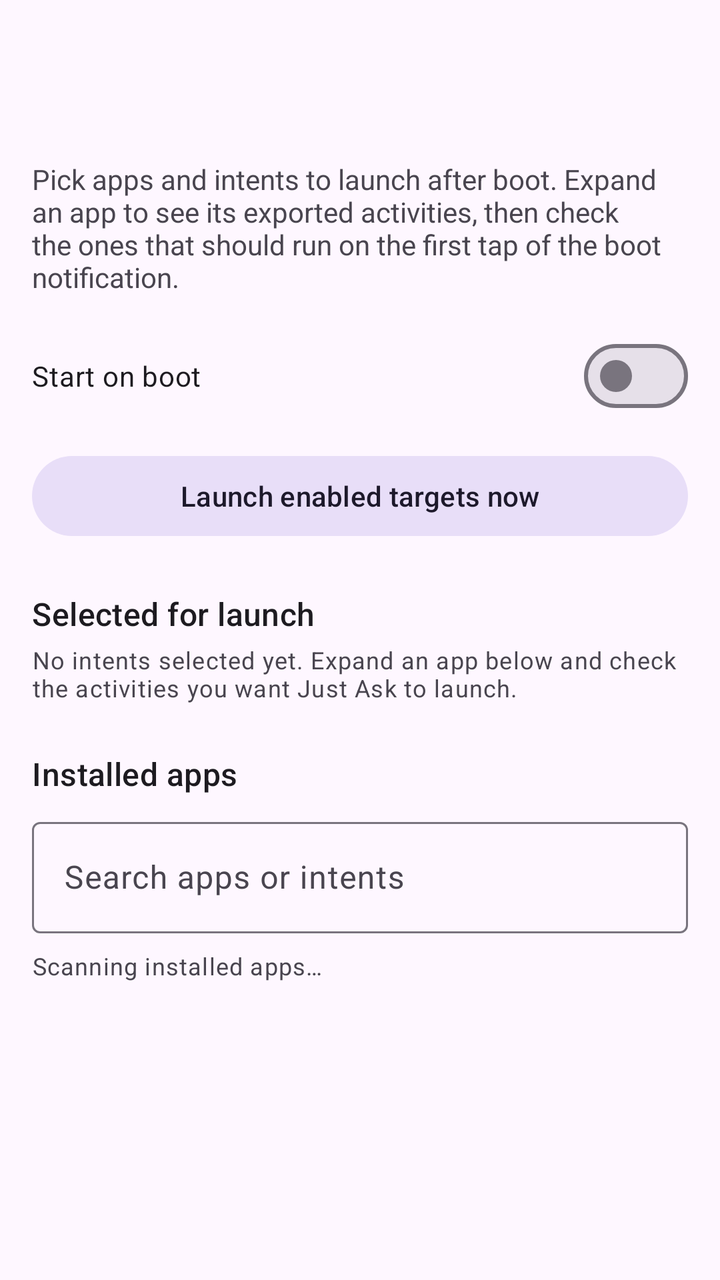
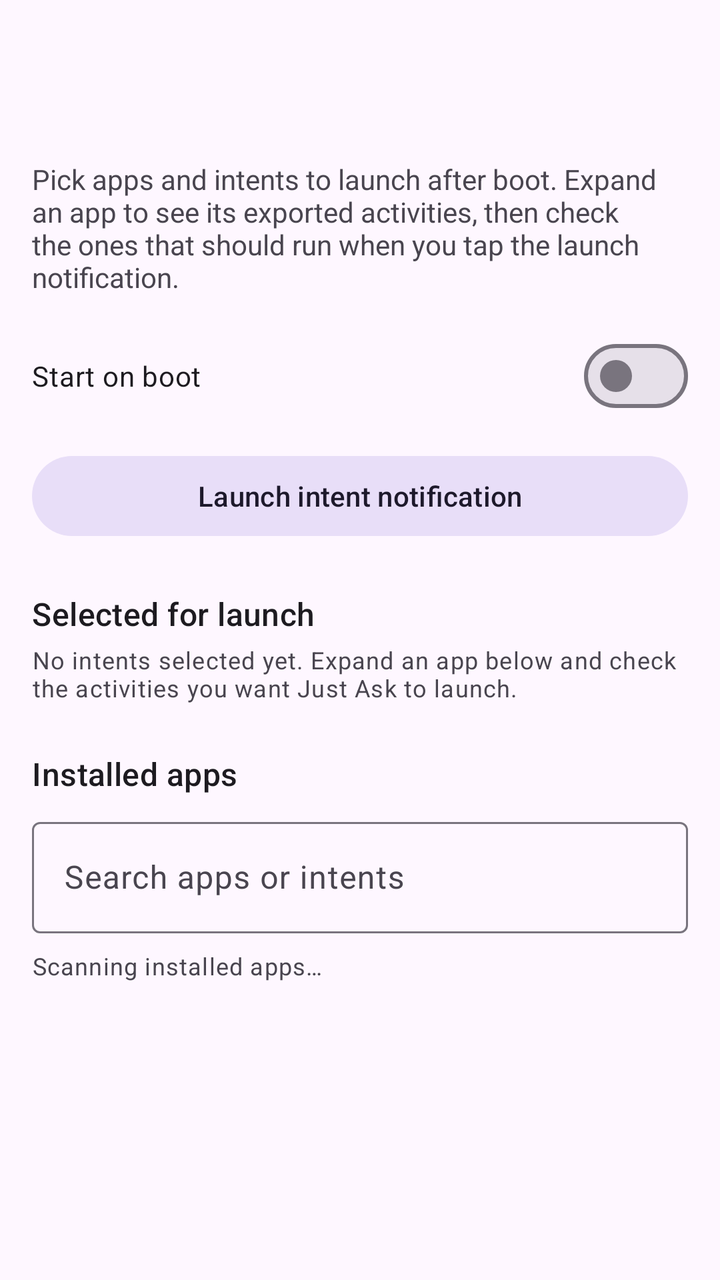

Before-and-after screenshots of an Android layout around one commit, followed by the original layout XML and the change that was made.
<!-- AndroidManifest.xml: application theme Theme.JustAsk -->
<!-- res/layout/activity_main.xml -->
<?xml version="1.0" encoding="utf-8"?>
<androidx.coordinatorlayout.widget.CoordinatorLayout
    xmlns:android="http://schemas.android.com/apk/res/android"
    xmlns:app="http://schemas.android.com/apk/res-auto"
    android:layout_width="match_parent"
    android:layout_height="match_parent">

    <com.google.android.material.appbar.AppBarLayout
        android:layout_width="match_parent"
        android:layout_height="wrap_content">

        <com.google.android.material.appbar.MaterialToolbar
            android:id="@+id/toolbar"
            android:layout_width="match_parent"
            android:layout_height="wrap_content"
            android:title="@string/app_name" />
    </com.google.android.material.appbar.AppBarLayout>

    <androidx.core.widget.NestedScrollView
        android:layout_width="match_parent"
        android:layout_height="match_parent"
        app:layout_behavior="@string/appbar_scrolling_view_behavior">

        <LinearLayout
            android:layout_width="match_parent"
            android:layout_height="wrap_content"
            android:orientation="vertical"
            android:padding="16dp">

            <TextView
                android:layout_width="match_parent"
                android:layout_height="wrap_content"
                android:text="@string/main_description" />

            <com.google.android.material.materialswitch.MaterialSwitch
                android:id="@+id/startOnBootSwitch"
                android:layout_width="match_parent"
                android:layout_height="wrap_content"
                android:layout_marginTop="16dp"
                android:text="@string/start_on_boot" />

            <com.google.android.material.button.MaterialButton
                android:id="@+id/launchNowButton"
                style="@style/Widget.Material3.Button.TonalButton"
                android:layout_width="match_parent"
                android:layout_height="wrap_content"
                android:layout_marginTop="12dp"
                android:text="@string/launch_now" />

            <TextView
                android:id="@+id/selectedHeading"
                android:layout_width="match_parent"
                android:layout_height="wrap_content"
                android:layout_marginTop="24dp"
                android:text="@string/selected_heading"
                android:textAppearance="?attr/textAppearanceTitleMedium" />

            <androidx.recyclerview.widget.RecyclerView
                android:id="@+id/selectedList"
                android:layout_width="match_parent"
                android:layout_height="wrap_content"
                android:nestedScrollingEnabled="false" />

            <TextView
                android:id="@+id/selectedEmpty"
                android:layout_width="match_parent"
                android:layout_height="wrap_content"
                android:layout_marginTop="4dp"
                android:text="@string/selected_empty"
                android:textAppearance="?attr/textAppearanceBodySmall" />

            <TextView
                android:layout_width="match_parent"
                android:layout_height="wrap_content"
                android:layout_marginTop="24dp"
                android:text="@string/apps_heading"
                android:textAppearance="?attr/textAppearanceTitleMedium" />

            <com.google.android.material.textfield.TextInputLayout
                android:layout_width="match_parent"
                android:layout_height="wrap_content"
                android:layout_marginTop="8dp"
                android:hint="@string/search_apps">

                <com.google.android.material.textfield.TextInputEditText
                    android:id="@+id/searchInput"
                    android:layout_width="match_parent"
                    android:layout_height="wrap_content"
                    android:imeOptions="actionSearch"
                    android:inputType="text"
                    android:maxLines="1" />
            </com.google.android.material.textfield.TextInputLayout>

            <TextView
                android:id="@+id/catalogStatus"
                android:layout_width="match_parent"
                android:layout_height="wrap_content"
                android:layout_marginTop="8dp"
                android:text="@string/catalog_loading"
                android:textAppearance="?attr/textAppearanceBodySmall" />

            <androidx.recyclerview.widget.RecyclerView
                android:id="@+id/appList"
                android:layout_width="match_parent"
                android:layout_height="wrap_content"
                android:nestedScrollingEnabled="false" />
        </LinearLayout>
    </androidx.core.widget.NestedScrollView>
</androidx.coordinatorlayout.widget.CoordinatorLayout>
<!-- resources referenced by this layout -->
<resources>
  <string name="app_name">Just Ask</string>
  <string name="apps_heading">Installed apps</string>
  <string name="catalog_loading">Scanning installed apps…</string>
  <string name="launch_now">Launch enabled targets now</string>
  <string name="main_description">Pick apps and intents to launch after boot. Expand an app to see its exported activities, then check the ones that should run on the first tap of the boot notification.</string>
  <string name="search_apps">Search apps or intents</string>
  <string name="selected_empty">No intents selected yet. Expand an app below and check the activities you want Just Ask to launch.</string>
  <string name="selected_heading">Selected for launch</string>
  <string name="start_on_boot">Start on boot</string>
  <style name="Theme.JustAsk" parent="Theme.Material3.DayNight.NoActionBar" />
</resources>

<!-- the commit's change to res/layout/activity_main.xml (unified diff, before → after) -->
@@ -40,12 +40,12 @@
                 android:text="@string/start_on_boot" />
 
             <com.google.android.material.button.MaterialButton
-                android:id="@+id/launchNowButton"
+                android:id="@+id/launchIntentNotificationButton"
                 style="@style/Widget.Material3.Button.TonalButton"
                 android:layout_width="match_parent"
                 android:layout_height="wrap_content"
                 android:layout_marginTop="12dp"
-                android:text="@string/launch_now" />
+                android:text="@string/launch_intent_notification" />
 
             <TextView
                 android:id="@+id/selectedHeading"
<!-- resource entries referenced after the edit -->
@@ -3,8 +3,8 @@
   <string name="app_name">Just Ask</string>
   <string name="apps_heading">Installed apps</string>
   <string name="catalog_loading">Scanning installed apps…</string>
-  <string name="launch_now">Launch enabled targets now</string>
-  <string name="main_description">Pick apps and intents to launch after boot. Expand an app to see its exported activities, then check the ones that should run on the first tap of the boot notification.</string>
+  <string name="launch_intent_notification">Launch intent notification</string>
+  <string name="main_description">Pick apps and intents to launch after boot. Expand an app to see its exported activities, then check the ones that should run when you tap the launch notification.</string>
   <string name="search_apps">Search apps or intents</string>
   <string name="selected_empty">No intents selected yet. Expand an app below and check the activities you want Just Ask to launch.</string>
   <string name="selected_heading">Selected for launch</string>
